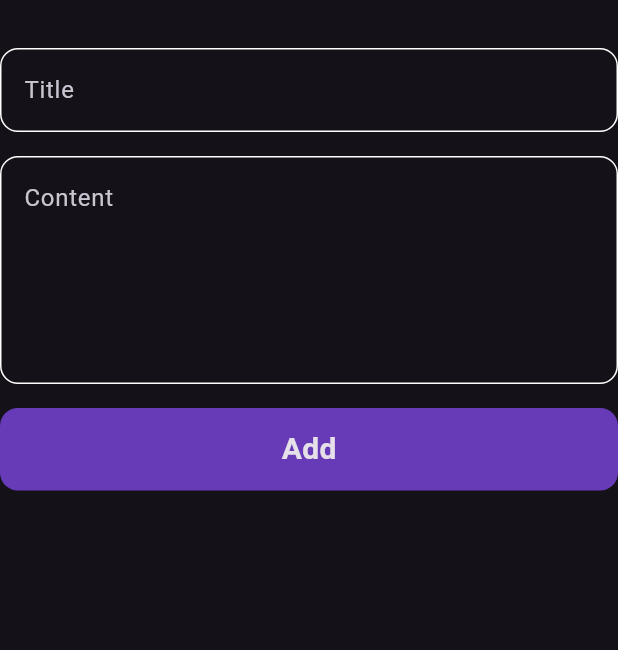
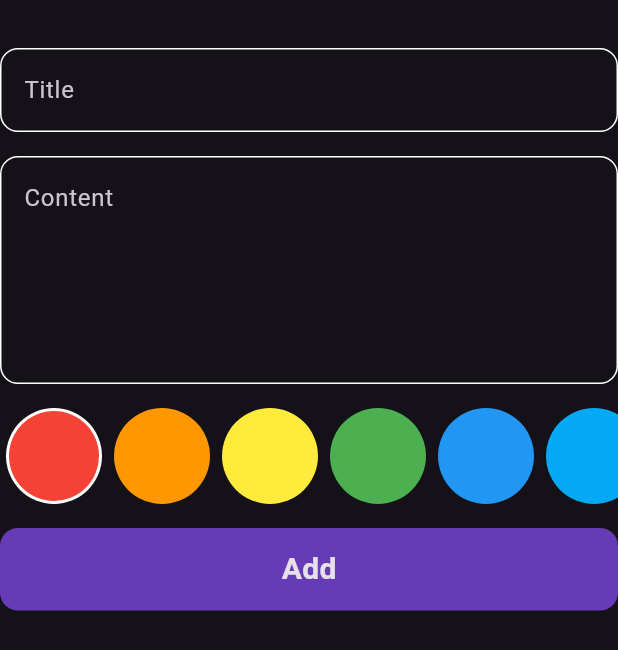
Before and after one commit to MohamedAbdallah2002/notes-app, a Flutter app: the AddNoteForm widget shown alone on an empty page, opened directly, on a phone screen of 412 x 824 dp. Shown: the top 650 px of the screen. Run offline on Flutter 3.47's test engine with Material 3 defaults, Android fonts, the phone set to English and light mode, and no system bars; our stand-ins replace bloc, flutter_bloc, hive, hive_flutter; accounts and stored records are empty.

```diff
--- a/lib/cubit/add_note_cubit/cubit/add_note_cubit.dart
+++ b/lib/cubit/add_note_cubit/cubit/add_note_cubit.dart
@@ -1,4 +1,5 @@
 import 'package:bloc/bloc.dart';
+import 'package:flutter/material.dart';
 import 'package:hive/hive.dart';
 import 'package:meta/meta.dart';
 import 'package:notes_app/constant.dart';
@@ -8,8 +9,9 @@ part 'add_note_state.dart';
 
 class AddNoteCubit extends Cubit<AddNoteState> {
   AddNoteCubit() : super(AddNoteInitial());
-
+Color color=Colors.red;
   addNote(NoteModel note) async {
+note.color=color.value;
     emit(AddNoteLoading());
     try {
       var notesBox = Hive.box<NoteModel>(kNotesBox);
--- a/lib/widgets/add_note_form.dart
+++ b/lib/widgets/add_note_form.dart
@@ -3,6 +3,7 @@ import 'package:flutter_bloc/flutter_bloc.dart';
 import 'package:intl/intl.dart';
 import 'package:notes_app/cubit/add_note_cubit/cubit/add_note_cubit.dart';
 import 'package:notes_app/models/note_model.dart';
+import 'package:notes_app/widgets/colors_list_view.dart';
 import 'package:notes_app/widgets/custom_button.dart';
 import 'package:notes_app/widgets/custom_text_field.dart';
 
@@ -42,6 +43,8 @@ class _AddNoteFormState extends State<AddNoteForm> {
             maxlines: 5,
           ),
           SizedBox(height: 16),
+          ColorsListView(),
+          SizedBox(height: 16),
           BlocBuilder<AddNoteCubit, AddNoteState>(
             builder: (context, state) {
               return CustomButton(
--- /dev/null
+++ b/lib/widgets/colors_list_view.dart
@@ -0,0 +1,67 @@
+import 'package:flutter/material.dart';
+import 'package:flutter_bloc/flutter_bloc.dart';
+import 'package:notes_app/constant.dart';
+import 'package:notes_app/cubit/add_note_cubit/cubit/add_note_cubit.dart';
+
+class ColorItem extends StatelessWidget {
+  const ColorItem({
+    super.key,
+    required this.isActive, required this.color,
+  });
+  final bool isActive;
+  final Color color;
+  @override
+  Widget build(BuildContext context) {
+    return isActive
+        ? CircleAvatar(
+            radius: 32,
+            backgroundColor: Colors.white,
+            child: CircleAvatar(
+              backgroundColor: color,
+              radius: 30,
+            ),
+          )
+        : CircleAvatar(
+            radius: 32,
+            backgroundColor: color,
+          );
+  }
+}
+
+class ColorsListView extends StatefulWidget {
+  const ColorsListView({super.key});
+
+  @override
+  State<ColorsListView> createState() => _ColorsListViewState();
+}
+
+class _ColorsListViewState extends State<ColorsListView> {
+  int currentIndex = 0;
+
+  @override
+  Widget build(BuildContext context) {
+    return SizedBox(
+      height: 64,
+      child: ListView.builder(
+        scrollDirection: Axis.horizontal,
+        itemCount: kColors.length,
+        itemBuilder: (context, index) {
+          return Padding(
+            padding: const EdgeInsets.symmetric(horizontal: 4),
+            child: GestureDetector(
+              onTap: () {
+                currentIndex =index;
+                BlocProvider.of<AddNoteCubit>(context).color=kColors[index];
+                setState(() {});
+              },
+              child: ColorItem(
+                color: kColors[index],
+                isActive: currentIndex == index,
+              ),
+            ),
+          );
+        },
+      ),
+    );
+  }
+}
```
Also changed, not shown: lib/constant.dart (+9 -0 lines), lib/widgets/edit_note_view_body.dart (+65 -9 lines).
